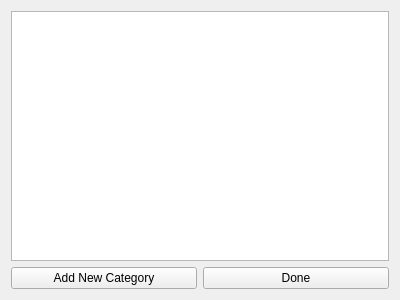
The window that GUI/addcategory.ui (Laucksy/CS-205-Project) describes before a commit, drawn with Qt 5.
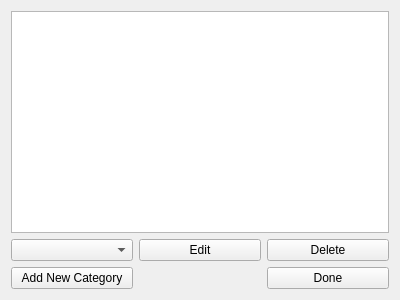
The same window after the commit.

Commit message: add cat screen

Diff of the .ui file:
```diff
--- a/GUI/addcategory.ui
+++ b/GUI/addcategory.ui
@@ -16,22 +16,39 @@
   <layout class="QVBoxLayout" name="verticalLayout">
    <item>
     <layout class="QGridLayout" name="gridLayout">
-     <item row="0" column="0" colspan="2">
-      <widget class="QTextBrowser" name="textBrowser"/>
+     <item row="2" column="2">
+      <widget class="QPushButton" name="pushButton_2">
+       <property name="text">
+        <string>Done</string>
+       </property>
+      </widget>
+     </item>
+     <item row="1" column="1">
+      <widget class="QPushButton" name="pushButton_3">
+       <property name="text">
+        <string>Edit</string>
+       </property>
+      </widget>
+     </item>
+     <item row="1" column="2">
+      <widget class="QPushButton" name="pushButton_4">
+       <property name="text">
+        <string>Delete</string>
+       </property>
+      </widget>
      </item>
      <item row="1" column="0">
+      <widget class="QComboBox" name="comboBox"/>
+     </item>
+     <item row="2" column="0">
       <widget class="QPushButton" name="pushButton">
        <property name="text">
         <string>Add New Category</string>
        </property>
       </widget>
      </item>
-     <item row="1" column="1">
-      <widget class="QPushButton" name="pushButton_2">
-       <property name="text">
-        <string>Done</string>
-       </property>
-      </widget>
+     <item row="0" column="0" colspan="3">
+      <widget class="QTextBrowser" name="textBrowser"/>
      </item>
     </layout>
    </item>
```
The commit also changes 3 other files.
